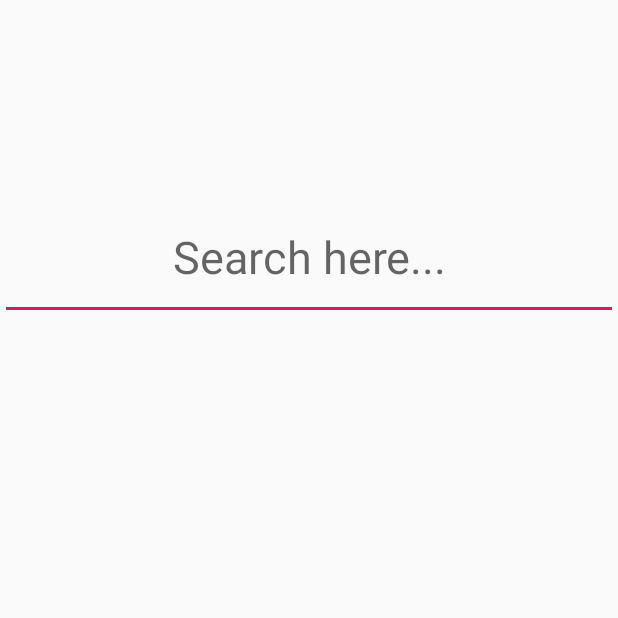
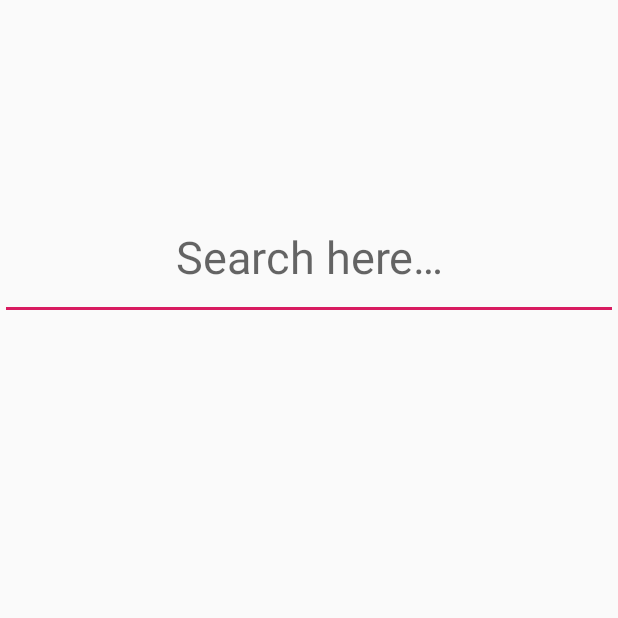
Before and after one commit to Flumm3ry/WorkoutTrackerAndroidApp, an Android app: the fragment SearchWorkoutsFragment shown on its own in the app's theme, on a phone screen of 412 x 824 dp, the top half of it. Run offline under Robolectric (Android 15) with nearby library versions, the phone set to English and light mode, and no system bars; libraries missing offline, so code that uses them is left out: android.net.sip.

Commit message:
Changed elipses to registered elipsis character

```diff
--- a/app/src/main/res/values/strings.xml
+++ b/app/src/main/res/values/strings.xml
@@ -15,7 +15,7 @@
     <string name="exercise_name_hint">Exercise Name</string>
     <string name="reps_hint">Reps</string>
     <string name="sets_hint">Sets</string>
-    <string name="search_here_hint">Search here...</string>
+    <string name="search_here_hint">Search here…</string>
     <string name="share_icon">Share Icon</string>
     <string name="edit_icon">Edit Icon</string>
 </resources>
```
